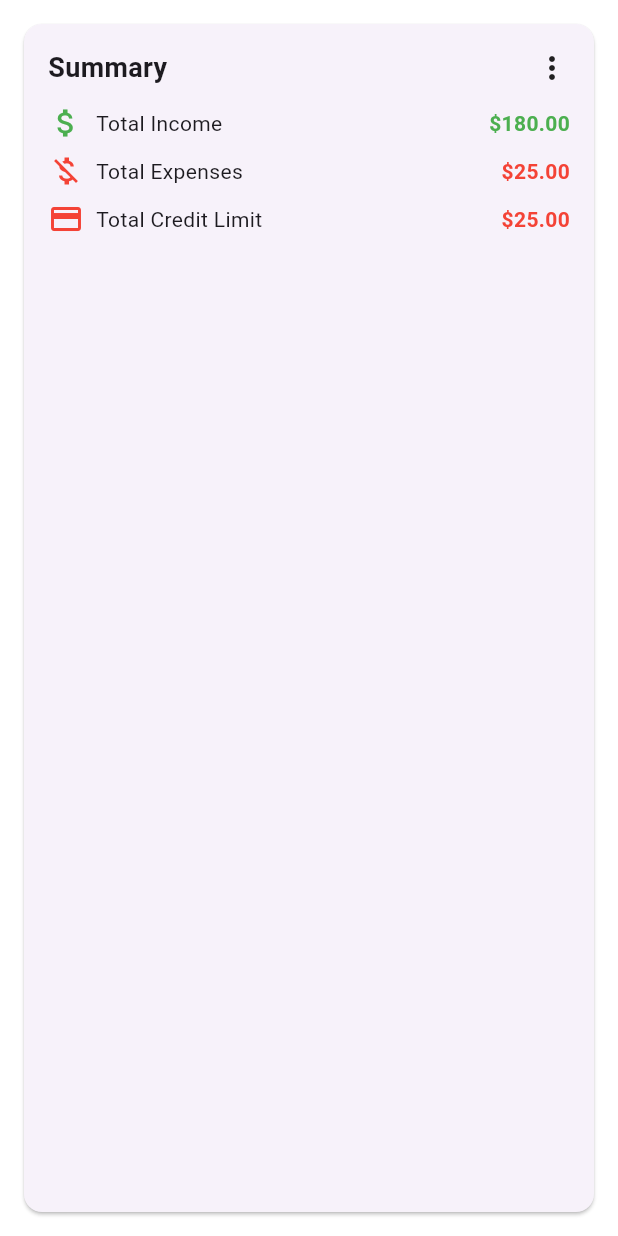
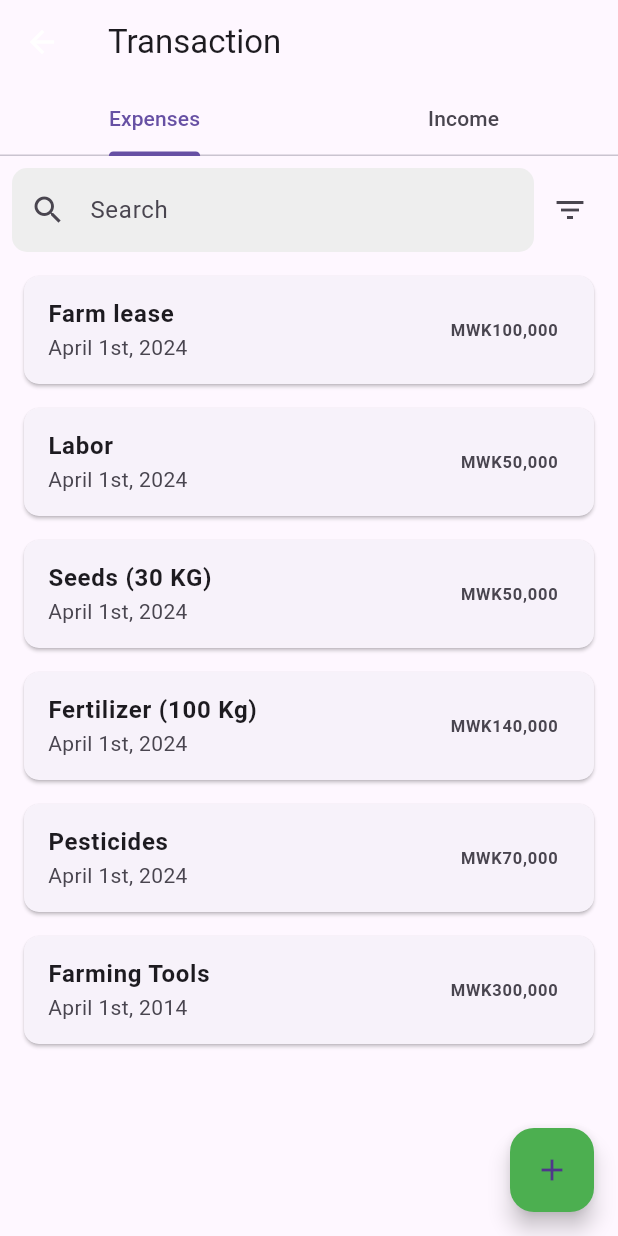
Before and after one commit to bsc-inf-20-19/FarmRecordsManagementSystem, a Flutter app: the MyActivityPage screen opened directly, after a tap on "Transaction", on a phone screen of 412 x 824 dp. Run offline on Flutter 3.47's test engine with Material 3 defaults, Android fonts, the phone set to English and light mode, and no system bars; our stand-ins replace sqflite; accounts and stored records are empty.

Commit message:
create transaction ui

```diff
--- a/farm_records_management_system/lib/home/components/sections/home_section.dart
+++ b/farm_records_management_system/lib/home/components/sections/home_section.dart
@@ -39,7 +39,7 @@ class HomeSection extends StatelessWidget {
                   Navigator.push(
                     context,
                     MaterialPageRoute(
-                      builder: (context) => Transview()
+                      builder: (context) => TransactionListScreen()
                     )
                   );
                 },
--- a/farm_records_management_system/lib/home/screens/crop_screen.dart
+++ b/farm_records_management_system/lib/home/screens/crop_screen.dart
@@ -30,7 +30,8 @@ class CropsFieldPage extends StatelessWidget {
                   ]),
               child: Padding(
                 padding: EdgeInsets.symmetric(horizontal: 10),
-                child: Row(
+                child:
+                Row(
                   children: [
                     Icon(
                       CupertinoIcons.search,
@@ -50,6 +51,7 @@ class CropsFieldPage extends StatelessWidget {
                     ),
                   ],
                 ),
+
               ),
             ),
           ),
--- a/farm_records_management_system/lib/home/screens/fields_screen.dart
+++ b/farm_records_management_system/lib/home/screens/fields_screen.dart
@@ -12,48 +12,7 @@ class FieldScreen extends StatelessWidget {
       body: ListView(
         children: [
           FieldBarWidget(),
-          //Search bar
-          Padding(
-            padding: EdgeInsets.symmetric(vertical: 10, horizontal: 15),
-            child: Container(
-              width: double.infinity,
-              height: 50,
-              decoration: BoxDecoration(
-                  color: Colors.white,
-                  borderRadius: BorderRadius.circular(20),
-                  boxShadow: [
-                    BoxShadow(
-                        color: Colors.grey.withOpacity(0.5),
-                        blurRadius: 5,
-                        spreadRadius: 1,
-                        offset: Offset(0, 3))
-                  ]),
-              child: Padding(
-                padding: EdgeInsets.symmetric(horizontal: 10),
-                child: Row(
-                  children: [
-                    Icon(
-                      CupertinoIcons.search,
-                      color: Color(0xFF3388E3C),
-                    ),
-                    Container(
-                      height: 50,
-                      width: 300,
-                      child: Padding(
-                        padding: EdgeInsets.symmetric(horizontal: 15),
-                        child: TextFormField(
-                          decoration: InputDecoration(
-                              hintText: "Search fresh product...",
-                              border: InputBorder.none),
-                        ),
-                      ),
-                    ),
-                  ],
-                ),
-              ),
-            ),
-          ),
-          //Latest Items
+          //Field Section Widget
           FieldSection(),
         ],
       ),
--- a/farm_records_management_system/lib/home/screens/trans_screen.dart
+++ b/farm_records_management_system/lib/home/screens/trans_screen.dart
@@ -1,81 +1,132 @@
 import 'package:flutter/material.dart';
 
-class Transview extends StatelessWidget {
+
+class TransactionListScreen extends StatefulWidget {
+  @override
+  _TransactionListScreenState createState() => _TransactionListScreenState();
+}
+
+class _TransactionListScreenState extends State<TransactionListScreen> with SingleTickerProviderStateMixin {
+  late TabController _tabController;
+
+  @override
+  void initState() {
+    super.initState();
+    _tabController = TabController(length: 2, vsync: this);
+  }
+
+  @override
+  void dispose() {
+    _tabController.dispose();
+    super.dispose();
+  }
+
+  @override
+  Widget build(BuildContext context) {
+    return Scaffold(
+      appBar: AppBar(
+        leading: IconButton(
+          icon: Icon(Icons.arrow_back, color: Colors.white),
+          onPressed: () {
+            // Handle back button press
+          },
+        ),
+        title: Text('Transaction'),
+        bottom: TabBar(
+          controller: _tabController,
+          tabs: [
+            Tab(text: 'Expenses'),
+            Tab(text: 'Income'),
+          ],
+        ),
+      ),
+      body: Column(
+        children: [
+          Padding(
+            padding: const EdgeInsets.all(8.0),
+            child: Row(
+              children: [
+                Expanded(
+                  child: TextField(
+                    decoration: InputDecoration(
+                      prefixIcon: Icon(Icons.search),
+                      hintText: 'Search',
+                      border: OutlineInputBorder(
+                        borderRadius: BorderRadius.circular(10),
+                        borderSide: BorderSide.none,
+                      ),
+                      filled: true,
+                      fillColor: Colors.grey[200],
+                    ),
+                  ),
+                ),
+                IconButton(
+                  icon: Icon(Icons.filter_list),
+                  onPressed: () {
+                    // Handle filter button press
+                  },
+                ),
+              ],
+            ),
+          ),
+          Expanded(
+            child: TabBarView(
+              controller: _tabController,
+              children: [
+                ListView(
+                  children: [
+                    TransactionCard(title: 'Farm lease', date: 'April 1st, 2024', amount: 'MWK100,000'),
+                    TransactionCard(title: 'Labor', date: 'April 1st, 2024', amount: 'MWK50,000'),
+                    TransactionCard(title: 'Seeds (30 KG)', date: 'April 1st, 2024', amount: 'MWK50,000'),
+                    TransactionCard(title: 'Fertilizer (100 Kg)', date: 'April 1st, 2024', amount: 'MWK140,000'),
+                    TransactionCard(title: 'Pesticides', date: 'April 1st, 2024', amount: 'MWK70,000'),
+                    TransactionCard(title: 'Farming Tools', date: 'April 1st, 2014', amount: 'MWK300,000'),
+                  ],
+                ),
+                Center(
+                  child: Text('Income transactions will be listed here'),
+                ),
+              ],
+            ),
+          ),
+        ],
+      ),
+      floatingActionButton: FloatingActionButton(
+        onPressed: () {
+          // Handle add new transaction
+        },
+        child: Icon(Icons.add),
+        backgroundColor: Colors.green,
+      ),
+    );
+  }
+}
+
+class TransactionCard extends StatelessWidget {
+  final String title;
+  final String date;
+  final String amount;
+
+  TransactionCard({required this.title, required this.date, required this.amount});
+
   @override
   Widget build(BuildContext context) {
     return Card(
-      margin: EdgeInsets.all(16.0),
-      child: Padding(
-        padding: const EdgeInsets.all(16.0),
-        child: Column(
-          crossAxisAlignment: CrossAxisAlignment.start,
-          children: [
-            Row(
-              children: [
-                Text(
-                  'Summary',
-                  style: TextStyle(
-                    fontSize: 18,
-                    fontWeight: FontWeight.bold,
-                  ),
-                ),
-                Spacer(),
-                Icon(Icons.more_vert),
-              ],
-            ),
-            SizedBox(height: 8),
-            SummaryItem(
-              label: 'Total Income',
-              value: '\$180.00',
-              color: Colors.green,
-              icon: Icons.attach_money,
-            ),
-            SummaryItem(
-              label: 'Total Expenses',
-              value: '\$25.00',
-              color: Colors.red,
-              icon: Icons.money_off,
-            ),
-            SummaryItem(
-              label: 'Total Credit Limit',
-              value: '\$25.00',
-              color: Colors.red,
-              icon: Icons.credit_card,
-            ),
-          ],
+      margin: EdgeInsets.symmetric(vertical: 8, horizontal: 16),
+      shape: RoundedRectangleBorder(
+        borderRadius: BorderRadius.circular(10),
+      ),
+      child: ListTile(
+        title: Text(
+          title,
+          style: TextStyle(fontWeight: FontWeight.bold),
+        ),
+        subtitle: Text(date),
+        trailing: Text(
+          amount,
+          style: TextStyle(fontWeight: FontWeight.bold),
         ),
       ),
     );
   }
 }
-
-class SummaryItem extends StatelessWidget {
-  final String label;
-  final String value;
-  final Color color;
-  final IconData icon;
-
-  SummaryItem({required this.label, required this.value, required this.color, required this.icon});
-
-  @override
-  Widget build(BuildContext context) {
-    return Padding(
-      padding: const EdgeInsets.symmetric(vertical: 4.0),
-      child: Row(
-        children: [
-          Icon(icon, color: color),
-          SizedBox(width: 8),
-          Text(label),
-          Spacer(),
-          Text(
-            value,
-            style: TextStyle(
-              color: color,
-              fontWeight: FontWeight.bold,
-            ),
-          ),
-        ],
-      ),
-    );
-  }
-}
--- a/farm_records_management_system/lib/home/widgets/crop_lists.dart
+++ b/farm_records_management_system/lib/home/widgets/crop_lists.dart
@@ -9,7 +9,7 @@ class CropListScreen extends StatelessWidget {
         centerTitle: true,
         actions: [
           IconButton(
-            icon: Icon(Icons.menu),
+            icon: Icon(Icons.search_outlined),
             onPressed: () {},
           ),
         ],
@@ -21,7 +21,7 @@ class CropListScreen extends StatelessWidget {
           return CroplistCard();
         },
       ),
-    );
+         );
   }
 }
 
--- a/farm_records_management_system/lib/home/widgets/fieldbar_widget.dart
+++ b/farm_records_management_system/lib/home/widgets/fieldbar_widget.dart
@@ -42,7 +42,7 @@ class FieldBarWidget extends StatelessWidget {
             onTap: () {},
             child: Container(
               padding: EdgeInsets.all(8),
-              child: Icon(Icons.notifications),
+              child: Icon(Icons.search_off_outlined),
             ),
           )
         ],
```
